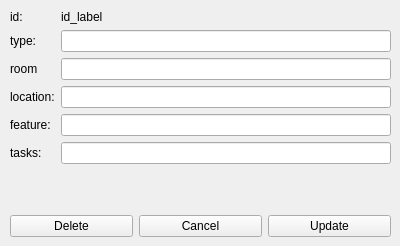
SimBil91/FlatBuddy, file budspeech/src/change_object.ui: the form before one commit.
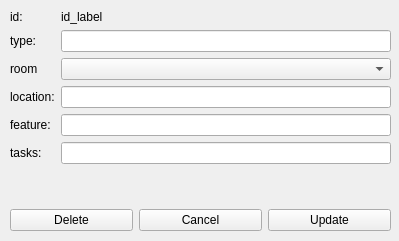
The form after the commit.

Commit message: added interfaces and rooms to control.py

The edit to the form file:
```diff
--- a/budspeech/src/change_object.ui
+++ b/budspeech/src/change_object.ui
@@ -6,8 +6,8 @@
    <rect>
     <x>0</x>
     <y>0</y>
-    <width>400</width>
-    <height>246</height>
+    <width>399</width>
+    <height>241</height>
    </rect>
   </property>
   <property name="windowTitle">
@@ -19,7 +19,7 @@
      <x>10</x>
      <y>10</y>
      <width>381</width>
-     <height>227</height>
+     <height>221</height>
     </rect>
    </property>
    <layout class="QVBoxLayout" name="verticalLayout">
@@ -90,7 +90,7 @@
        </widget>
       </item>
       <item row="2" column="1">
-       <widget class="QLineEdit" name="line_obj_room"/>
+       <widget class="QComboBox" name="com_obj_room"/>
       </item>
      </layout>
     </item>
```
The commit also changes 23 other files.
